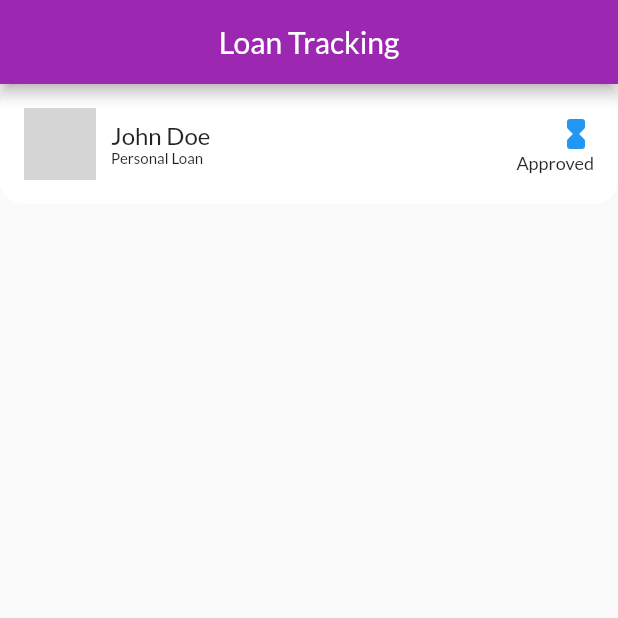
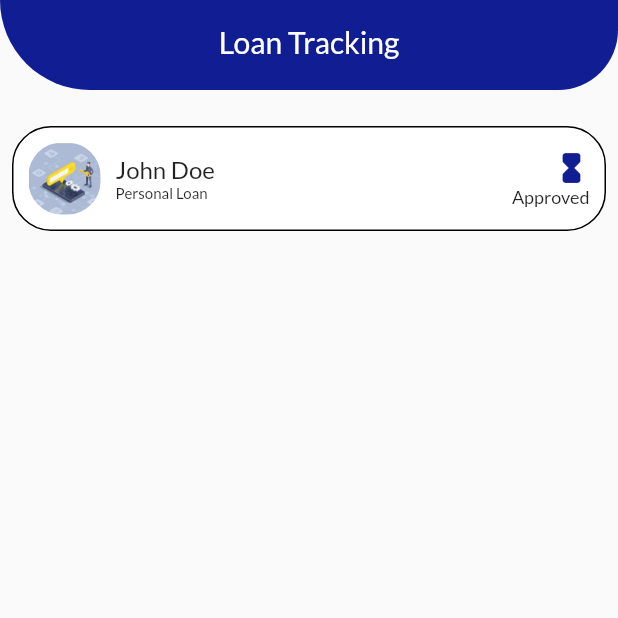
Before and after one commit to Sadiya321/finkin_credential, a Flutter app: the LoanScreen screen opened directly, on a phone screen of 412 x 824 dp, the top half of it. Run offline on Flutter 3.47's test engine with Material 2 defaults, Android fonts, the phone set to English and light mode, and no system bars; our stand-ins replace country_picker, curved_navigation_bar, google_fonts, image_picker, pinput, smooth_page_indicator; grey boxes are pictures that could not be loaded.

Commit message:
loan track sadiya

```diff
--- a/lib/pages/home_screen/loan_screen.dart
+++ b/lib/pages/home_screen/loan_screen.dart
@@ -1,3 +1,4 @@
+import 'package:finkin_credential/res/app_color.dart';
 import 'package:flutter/material.dart';
 import '../../widgets/Loan_Tracking_widget/loan_track.dart';
 
@@ -7,29 +8,46 @@ class LoanScreen extends StatelessWidget {
   @override
   Widget build(BuildContext context) {
     return Scaffold(
-      appBar: AppBar(
-        title: Center(child: const Text('Loan Tracking')),
+      appBar: PreferredSize(
+        preferredSize: const Size.fromHeight(60.0),
+        child: Container(
+          decoration: const BoxDecoration(
+            borderRadius: BorderRadius.only(
+              bottomLeft: Radius.circular(180),
+              bottomRight: Radius.circular(120),
+            ),
+            color: AppColor.primary,
+          ),
+          child: AppBar(
+            title: const Center(child: Text('Loan Tracking')),
             automaticallyImplyLeading: false,
+            backgroundColor: Colors.transparent,
+            elevation: 0,
           ),
-      body: SingleChildScrollView(
+        ),
+      ),
+
+      body: SafeArea(
+        child: SingleChildScrollView(
   child: Column(
     children: [
-            // Use the LoanTrack widget here
+      SizedBox(height: 16.0),
       LoanTrack(
-              imageAsset: 'your_image_url',
+        imageAsset: 'lib/res/assets/images/pop.jpeg',
         userName: 'John Doe',
         loanType: 'Personal Loan',
         date: '2023-11-06',
-              icon1: Icons.hourglass_full_rounded, // Use the approved icon
-              icon2: Icons.check_circle, // You can use another icon for icon2
+        icon1: Icons.hourglass_full_rounded,
+        icon2: Icons.check_circle,
         status: 'Approved',
         onPressed: () {
-                // Handle onTap
+          // Add your onPressed callback logic here
         },
       ),
-            // Add more LoanTrack widgets as needed
     ],
   ),
+),
+
       ),
     );
   }
--- a/lib/utils/routes.dart
+++ b/lib/utils/routes.dart
@@ -11,14 +11,14 @@ import '../pages/otp/gen_OTP.dart';
 
 class MyRoutes {
   static String genotpRoute = "/genotp";
-  static String OtpPageRoute = "/OtpPage";
+  static String otpPageRoute = "/OtpPage";
   static String page1 = "/page1";
   static String page2 = "/page2";
   static String page3 = "/page3";
-     static String agent= "/agent";
-      static String Form= "/AgentForm";
-      static String NavBAr= "/BottomNavBar";
-      static String Home= "/HomeScreen";
+  static String agent = "/agent";
+  static String form = "/AgentForm";
+  static String navBAr = "/BottomNavBar";
+  static String home = "/HomeScreen";
 
   static Route<dynamic> generateRoute(RouteSettings settings) {
     final args = settings.arguments;
@@ -32,20 +32,20 @@ class MyRoutes {
         return MaterialPageRoute(builder: (context) => const OtpPage());
 
       case '/page2':
-       return MaterialPageRoute(builder: (context) =>  const Page2());
+        return MaterialPageRoute(builder: (context) => const Page2());
 
       case '/page3':
         return MaterialPageRoute(builder: (context) => const Page3());
       case '/agent':
         return MaterialPageRoute(builder: (context) => const AgentPage());
-         case '/Form':
-        return MaterialPageRoute(builder: (context) =>  AgentForm());
-         case '/Home':
-        return MaterialPageRoute(builder: (context) =>  HomeScreen());
-         case '/NavBAr':
-        return MaterialPageRoute(builder: (context) => BottomNavBar());
+      case '/form':
+        return MaterialPageRoute(builder: (context) => const AgentForm());
+      case '/home':
+        return MaterialPageRoute(builder: (context) => const HomeScreen());
+      case '/navBAr':
+        return MaterialPageRoute(builder: (context) => const BottomNavBar());
       default:
-        return MaterialPageRoute(builder: (context) =>  HomeScreen());
+        return MaterialPageRoute(builder: (context) => const BottomNavBar());
     }
   }
 }
--- a/lib/widgets/Loan_Tracking_widget/loan_track.dart
+++ b/lib/widgets/Loan_Tracking_widget/loan_track.dart
@@ -1,3 +1,6 @@
+import 'dart:io';
+
+import 'package:finkin_credential/res/app_color.dart';
 import 'package:flutter/material.dart';
 
 class LoanTrack extends StatelessWidget {
@@ -25,18 +28,22 @@ class LoanTrack extends StatelessWidget {
 
   @override
   Widget build(BuildContext context) {
-    print(userName + loanType + imageAsset);
+
 
     return GestureDetector(
       onTap: onPressed,
       child: Padding(
-        padding: const EdgeInsets.only(bottom: 12.0),
+        padding: const EdgeInsets.all(8.0),
         child: Container(
-          padding: const EdgeInsets.all(16),
+          padding: const EdgeInsets.all(10),
           decoration: BoxDecoration(
-            color: Colors.white,
-            borderRadius: BorderRadius.circular(16),
-          ),
+  color: Colors.white,
+  borderRadius: BorderRadius.circular(26),
+  border: Border.all(
+    color: Colors.black,
+    width: 1.0, // Adjust the width as needed for the thickness of the border
+
+  ),),
           child: Row(
             mainAxisAlignment: MainAxisAlignment.spaceBetween,
             children: [
@@ -44,13 +51,13 @@ class LoanTrack extends StatelessWidget {
                 child: Row(
                   children: [
                     ClipRRect(
-                      borderRadius: BorderRadius.circular(12),
+                      borderRadius: BorderRadius.circular(22),
                       child: Container(
                         width: 48,
                         height: 48,
                         decoration: BoxDecoration(
                           image: DecorationImage(
-                            image: NetworkImage(imageAsset),
+                            image:AssetImage(imageAsset),
                             fit: BoxFit.cover,
                           ),
                         ),
@@ -89,7 +96,7 @@ class LoanTrack extends StatelessWidget {
                   children: [
                     Icon(
                       icon1,
-                      color: Colors.blue, // Change the color as needed
+                      color: AppColor.primary, // Change the color as needed
                     ),
                     Text(
                       status,
```
Also changed, not shown: lib/pages/home_screen/home_screen.dart (+19 -7 lines). Lines whose indentation alone changed are shown as unchanged.
